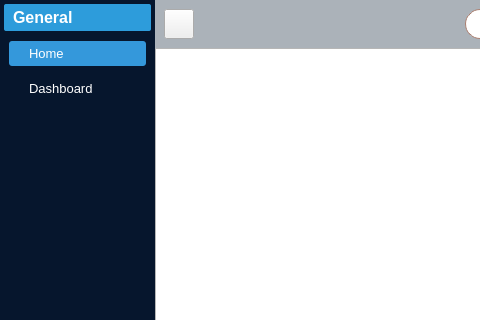
First picture: the form in ui/main_window.ui, repository initprog/QPos, before the edit; both pictures show x 0 to 480 and y 0 to 320 of the 1075 by 648 pixel window.
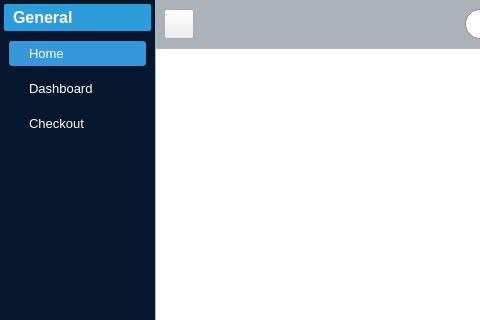
Second picture: the form after the edit. Icons and pictures are not drawn.

```diff
--- a/ui/main_window.ui
+++ b/ui/main_window.ui
@@ -201,6 +201,21 @@
               </property>
              </widget>
             </item>
+            <item>
+             <widget class="QPushButton" name="btnCheckout">
+              <property name="font">
+               <font>
+                <pointsize>10</pointsize>
+               </font>
+              </property>
+              <property name="text">
+               <string>Checkout</string>
+              </property>
+              <property name="checkable">
+               <bool>true</bool>
+              </property>
+             </widget>
+            </item>
             <item>
              <spacer name="verticalSpacer">
               <property name="orientation">
```
Left out of the diff: 8 changed lines with no effect on the pictures.
